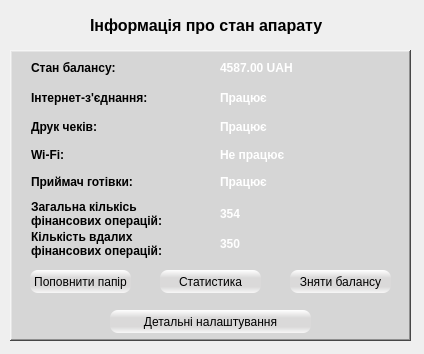
First picture: the form in dialogsupport.ui, repository Normandez/LM, before the edit.
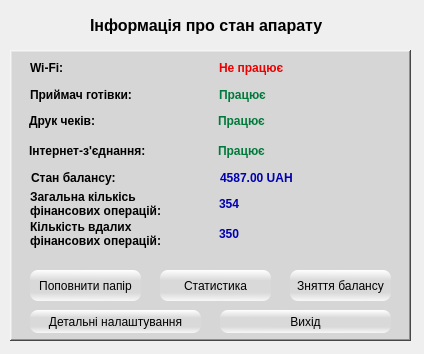
Second picture: the form after the edit.

```diff
--- a/dialogsupport.ui
+++ b/dialogsupport.ui
@@ -53,8 +53,8 @@
      <rect>
       <x>20</x>
       <y>220</y>
-      <width>101</width>
-      <height>23</height>
+      <width>111</width>
+      <height>31</height>
      </rect>
     </property>
     <property name="styleSheet">
@@ -75,7 +75,7 @@
       <x>280</x>
       <y>220</y>
       <width>101</width>
-      <height>23</height>
+      <height>31</height>
      </rect>
     </property>
     <property name="styleSheet">
@@ -87,15 +87,15 @@
 }</string>
     </property>
     <property name="text">
-     <string>Зняти балансу</string>
+     <string>Зняття балансу</string>
     </property>
    </widget>
    <widget class="QPushButton" name="pushButton_3">
     <property name="geometry">
      <rect>
-      <x>100</x>
+      <x>20</x>
       <y>260</y>
-      <width>201</width>
+      <width>171</width>
       <height>23</height>
      </rect>
     </property>
@@ -116,8 +116,8 @@
      <rect>
       <x>150</x>
       <y>220</y>
-      <width>101</width>
-      <height>23</height>
+      <width>111</width>
+      <height>31</height>
      </rect>
     </property>
     <property name="styleSheet">
@@ -136,7 +136,7 @@
     <property name="geometry">
      <rect>
       <x>21</x>
-      <y>10</y>
+      <y>120</y>
       <width>371</width>
       <height>16</height>
      </rect>
@@ -156,6 +156,11 @@
      </item>
      <item>
       <widget class="QLabel" name="label_9">
+       <property name="styleSheet">
+        <string notr="true">QLabel{
+color: rgb(0, 0, 176)
+}</string>
+       </property>
        <property name="text">
         <string>4587.00 UAH</string>
        </property>
@@ -166,132 +171,8 @@
    <widget class="QWidget" name="layoutWidget">
     <property name="geometry">
      <rect>
-      <x>21</x>
-      <y>40</y>
-      <width>371</width>
-      <height>16</height>
-     </rect>
-    </property>
-    <layout class="QHBoxLayout" name="horizontalLayout_2">
-     <item>
-      <widget class="QLabel" name="label_3">
-       <property name="styleSheet">
-        <string notr="true">QLabel{
-color: black;
-}</string>
-       </property>
-       <property name="text">
-        <string>Інтернет-з'єднання:</string>
-       </property>
-      </widget>
-     </item>
-     <item>
-      <widget class="QLabel" name="label_10">
-       <property name="text">
-        <string>Працює</string>
-       </property>
-      </widget>
-     </item>
-    </layout>
-   </widget>
-   <widget class="QWidget" name="layoutWidget">
-    <property name="geometry">
-     <rect>
-      <x>21</x>
-      <y>69</y>
-      <width>371</width>
-      <height>16</height>
-     </rect>
-    </property>
-    <layout class="QHBoxLayout" name="horizontalLayout_3">
-     <item>
-      <widget class="QLabel" name="label_4">
-       <property name="styleSheet">
-        <string notr="true">QLabel{
-color: black;
-}</string>
-       </property>
-       <property name="text">
-        <string>Друк чеків:</string>
-       </property>
-      </widget>
-     </item>
-     <item>
-      <widget class="QLabel" name="label_11">
-       <property name="text">
-        <string>Працює</string>
-       </property>
-      </widget>
-     </item>
-    </layout>
-   </widget>
-   <widget class="QWidget" name="layoutWidget">
-    <property name="geometry">
-     <rect>
-      <x>21</x>
-      <y>97</y>
-      <width>371</width>
-      <height>16</height>
-     </rect>
-    </property>
-    <layout class="QHBoxLayout" name="horizontalLayout_4">
-     <item>
-      <widget class="QLabel" name="label_5">
-       <property name="styleSheet">
-        <string notr="true">QLabel{
-color: black;
-}</string>
-       </property>
-       <property name="text">
-        <string>Wi-Fi:</string>
-       </property>
-      </widget>
-     </item>
-     <item>
-      <widget class="QLabel" name="label_12">
-       <property name="text">
-        <string>Не працює</string>
-       </property>
-      </widget>
-     </item>
-    </layout>
-   </widget>
-   <widget class="QWidget" name="layoutWidget">
-    <property name="geometry">
-     <rect>
-      <x>21</x>
-      <y>124</y>
-      <width>371</width>
-      <height>16</height>
-     </rect>
-    </property>
-    <layout class="QHBoxLayout" name="horizontalLayout_5">
-     <item>
-      <widget class="QLabel" name="label_6">
-       <property name="styleSheet">
-        <string notr="true">QLabel{
-color: black;
-}</string>
-       </property>
-       <property name="text">
-        <string>Приймач готівки:</string>
-       </property>
-      </widget>
-     </item>
-     <item>
-      <widget class="QLabel" name="label_13">
-       <property name="text">
-        <string>Працює</string>
-       </property>
-      </widget>
-     </item>
-    </layout>
-   </widget>
-   <widget class="QWidget" name="layoutWidget">
-    <property name="geometry">
-     <rect>
-      <x>21</x>
-      <y>150</y>
+      <x>20</x>
+      <y>140</y>
       <width>371</width>
       <height>28</height>
      </rect>
@@ -312,6 +193,11 @@
      </item>
      <item>
       <widget class="QLabel" name="label_14">
+       <property name="styleSheet">
+        <string notr="true">QLabel{
+color: rgb(0, 0, 176)
+}</string>
+       </property>
        <property name="text">
         <string>354</string>
        </property>
@@ -322,8 +208,8 @@
    <widget class="QWidget" name="layoutWidget">
     <property name="geometry">
      <rect>
-      <x>21</x>
-      <y>180</y>
+      <x>20</x>
+      <y>170</y>
       <width>371</width>
       <height>28</height>
      </rect>
@@ -344,6 +230,11 @@
      </item>
      <item>
       <widget class="QLabel" name="label_15">
+       <property name="styleSheet">
+        <string notr="true">QLabel{
+color: rgb(0, 0, 176)
+}</string>
+       </property>
        <property name="text">
         <string>350</string>
        </property>
@@ -351,6 +242,171 @@
      </item>
     </layout>
    </widget>
+   <widget class="QPushButton" name="pushButtonExit">
+    <property name="geometry">
+     <rect>
+      <x>210</x>
+      <y>260</y>
+      <width>171</width>
+      <height>23</height>
+     </rect>
+    </property>
+    <property name="styleSheet">
+     <string notr="true">QPushButton{
+background:qlineargradient(spread:reflect, x1:0.523, y1:0.534545, x2:0.528, y2:0, stop:0.367232 rgba(218, 217, 217, 255), stop:1 rgba(255, 255, 255, 255));
+font: 75 10pt &quot;MS Shell Dlg 2&quot;;
+border-radius: 8px;
+color: rgb(0, 0, 0);
+}</string>
+    </property>
+    <property name="text">
+     <string>Вихід</string>
+    </property>
+   </widget>
+   <widget class="QWidget" name="layoutWidget">
+    <property name="geometry">
+     <rect>
+      <x>20</x>
+      <y>10</y>
+      <width>371</width>
+      <height>16</height>
+     </rect>
+    </property>
+    <layout class="QHBoxLayout" name="horizontalLayout_4">
+     <item>
+      <widget class="QLabel" name="label_5">
+       <property name="styleSheet">
+        <string notr="true">QLabel{
+color: black;
+}</string>
+       </property>
+       <property name="text">
+        <string>Wi-Fi:</string>
+       </property>
+      </widget>
+     </item>
+     <item>
+      <widget class="QLabel" name="label_12">
+       <property name="styleSheet">
+        <string notr="true">QLabel{
+color: rgb(236, 0, 0)
+}</string>
+       </property>
+       <property name="text">
+        <string>Не працює</string>
+       </property>
+      </widget>
+     </item>
+    </layout>
+   </widget>
+   <widget class="QWidget" name="layoutWidget">
+    <property name="geometry">
+     <rect>
+      <x>20</x>
+      <y>37</y>
+      <width>371</width>
+      <height>16</height>
+     </rect>
+    </property>
+    <layout class="QHBoxLayout" name="horizontalLayout_5">
+     <item>
+      <widget class="QLabel" name="label_6">
+       <property name="styleSheet">
+        <string notr="true">QLabel{
+color: black;
+}</string>
+       </property>
+       <property name="text">
+        <string>Приймач готівки:</string>
+       </property>
+      </widget>
+     </item>
+     <item>
+      <widget class="QLabel" name="label_13">
+       <property name="styleSheet">
+        <string notr="true">QLabel{
+color:rgb(0, 122, 59)
+}</string>
+       </property>
+       <property name="text">
+        <string>Працює</string>
+       </property>
+      </widget>
+     </item>
+    </layout>
+   </widget>
+   <widget class="QWidget" name="layoutWidget">
+    <property name="geometry">
+     <rect>
+      <x>19</x>
+      <y>63</y>
+      <width>371</width>
+      <height>16</height>
+     </rect>
+    </property>
+    <layout class="QHBoxLayout" name="horizontalLayout_3">
+     <item>
+      <widget class="QLabel" name="label_4">
+       <property name="styleSheet">
+        <string notr="true">QLabel{
+color: black;
+}</string>
+       </property>
+       <property name="text">
+        <string>Друк чеків:</string>
+       </property>
+      </widget>
+     </item>
+     <item>
+      <widget class="QLabel" name="label_11">
+       <property name="styleSheet">
+        <string notr="true">QLabel{
+color:rgb(0, 122, 59)
+}</string>
+       </property>
+       <property name="text">
+        <string>Працює</string>
+       </property>
+      </widget>
+     </item>
+    </layout>
+   </widget>
+   <widget class="QWidget" name="layoutWidget">
+    <property name="geometry">
+     <rect>
+      <x>19</x>
+      <y>93</y>
+      <width>371</width>
+      <height>16</height>
+     </rect>
+    </property>
+    <layout class="QHBoxLayout" name="horizontalLayout_2">
+     <item>
+      <widget class="QLabel" name="label_3">
+       <property name="styleSheet">
+        <string notr="true">QLabel{
+color: black;
+}</string>
+       </property>
+       <property name="text">
+        <string>Інтернет-з'єднання:</string>
+       </property>
+      </widget>
+     </item>
+     <item>
+      <widget class="QLabel" name="label_10">
+       <property name="styleSheet">
+        <string notr="true">QLabel{
+color:rgb(0, 122, 59)
+}</string>
+       </property>
+       <property name="text">
+        <string>Працює</string>
+       </property>
+      </widget>
+     </item>
+    </layout>
+   </widget>
   </widget>
   <widget class="QLabel" name="label">
    <property name="geometry">
```
Left out of the diff: 6 changed lines with no effect on the pictures.
